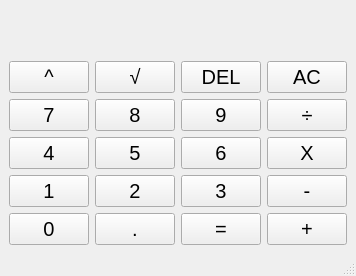
Old version of the form calculadora.ui in the repository f3r922/calculadora.
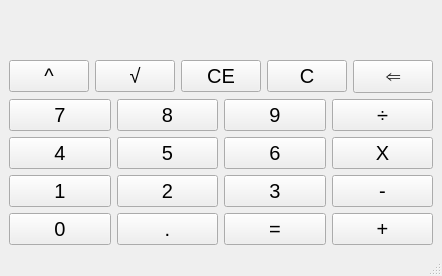
New version of the form.

Commit message: Agrego borrar operador en pantalla

What changed in the file:
```diff
--- a/calculadora.ui
+++ b/calculadora.ui
@@ -6,7 +6,7 @@
    <rect>
     <x>0</x>
     <y>0</y>
-    <width>340</width>
+    <width>421</width>
     <height>276</height>
    </rect>
   </property>
@@ -55,13 +55,13 @@
          </widget>
         </item>
         <item>
-         <widget class="QPushButton" name="borrar">
+         <widget class="QPushButton" name="borrar_operador">
           <property name="styleSheet">
            <string notr="true">font-size: 20px
 </string>
           </property>
           <property name="text">
-           <string>DEL</string>
+           <string>CE</string>
           </property>
          </widget>
         </item>
@@ -72,7 +72,18 @@
 </string>
           </property>
           <property name="text">
-           <string>AC</string>
+           <string>C</string>
+          </property>
+         </widget>
+        </item>
+        <item>
+         <widget class="QPushButton" name="borrar">
+          <property name="styleSheet">
+           <string notr="true">font-size: 20px
+</string>
+          </property>
+          <property name="text">
+           <string>⇐</string>
           </property>
          </widget>
         </item>
```
The commit also changes 1 other file.
